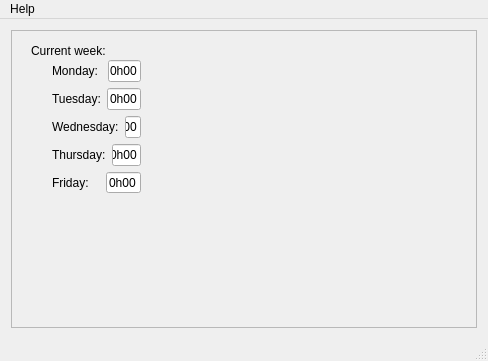
The window that src/View/gui/MainWindow.ui (alexmo16/TimesheetAssistant) describes before a commit, drawn with Qt 5.
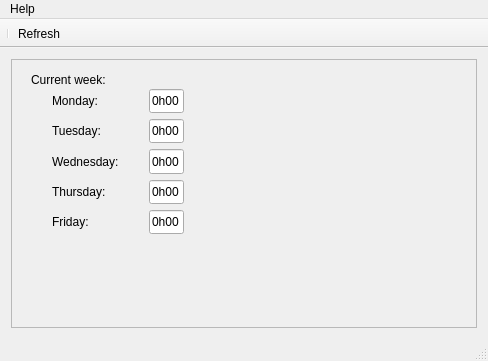
The same window after the commit. Icons and pictures are not drawn.

Commit message: add refresh button

```diff
--- a/src/View/gui/MainWindow.ui
+++ b/src/View/gui/MainWindow.ui
@@ -59,8 +59,8 @@
         <rect>
          <x>30</x>
          <y>30</y>
-         <width>111</width>
-         <height>144</height>
+         <width>154</width>
+         <height>156</height>
         </rect>
        </property>
        <layout class="QVBoxLayout" name="verticalLayout">
@@ -356,6 +356,22 @@
    <addaction name="menuHelp"/>
   </widget>
   <widget class="QStatusBar" name="statusBar"/>
+  <widget class="QToolBar" name="toolBar">
+   <property name="windowTitle">
+    <string>toolBar</string>
+   </property>
+   <property name="movable">
+    <bool>false</bool>
+   </property>
+   <attribute name="toolBarArea">
+    <enum>TopToolBarArea</enum>
+   </attribute>
+   <attribute name="toolBarBreak">
+    <bool>false</bool>
+   </attribute>
+   <addaction name="separator"/>
+   <addaction name="actionRefresh"/>
+  </widget>
   <action name="actionHelp">
    <property name="text">
     <string>TimesheetAssistant Help</string>
@@ -366,6 +382,21 @@
     <string>About</string>
    </property>
   </action>
+  <action name="actionRefresh">
+   <property name="icon">
+    <iconset resource="../../Resources/TimesheetAssistant.qrc">
+     <normaloff>:/MainWindow/refresh.png</normaloff>:/MainWindow/refresh.png</iconset>
+   </property>
+   <property name="text">
+    <string>Refresh</string>
+   </property>
+   <property name="toolTip">
+    <string>Recalculate timesheet</string>
+   </property>
+   <property name="shortcut">
+    <string>F5</string>
+   </property>
+  </action>
  </widget>
  <layoutdefault spacing="6" margin="11"/>
  <resources>
```
The commit also changes 6 other files.
